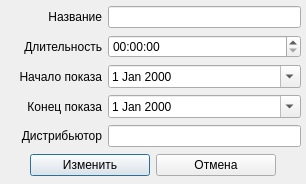
Before: the Qt Designer form editfilmdialog.ui in CreatorBooMGit/Cinema, drawn with Qt 5.
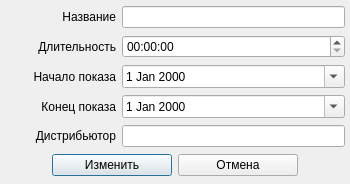
After: the same form once the commit is applied. Icons and pictures are not drawn.

```diff
--- a/editfilmdialog.ui
+++ b/editfilmdialog.ui
@@ -6,7 +6,7 @@
    <rect>
     <x>0</x>
     <y>0</y>
-    <width>306</width>
+    <width>350</width>
     <height>184</height>
    </rect>
   </property>
```
Left out of the diff: 8 changed lines with no effect on the pictures.
